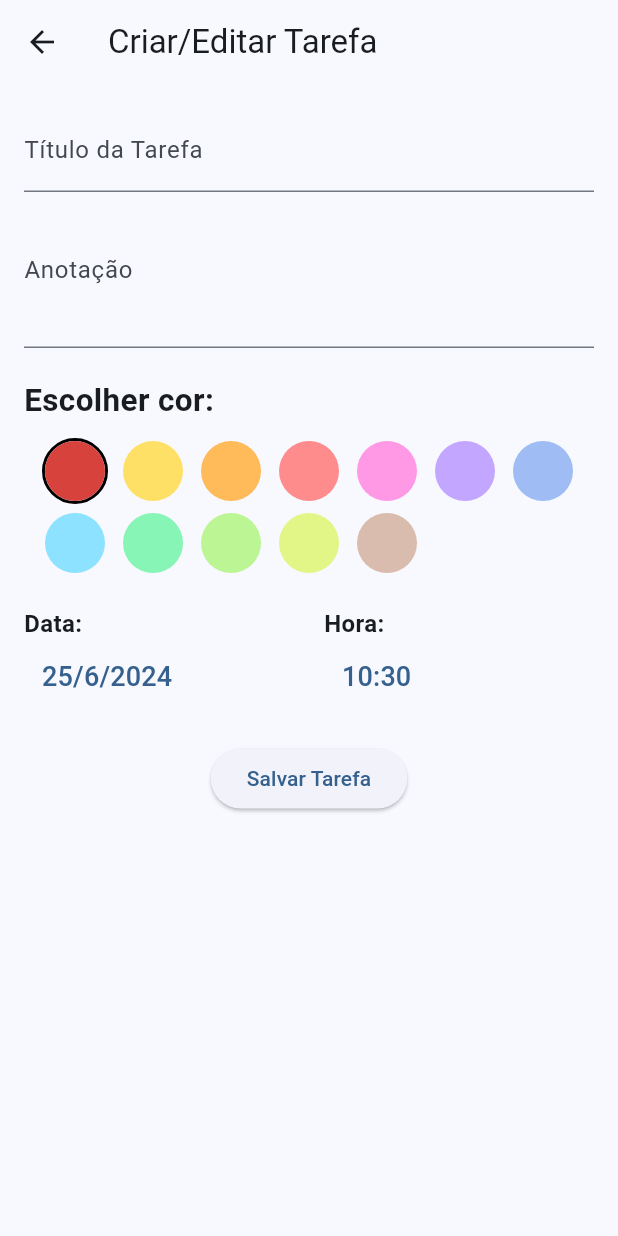
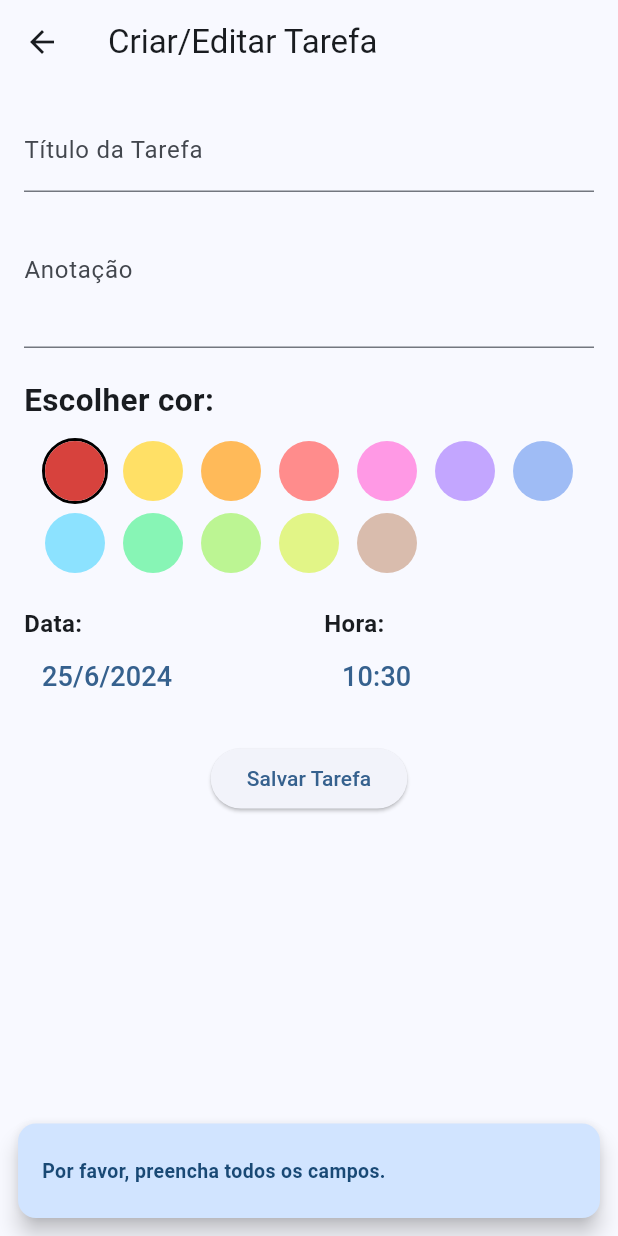
Before and after one commit to leomaiap/TarefasREST, a Flutter app: the NovaTarefa screen opened directly, after a tap on "Salvar Tarefa", on a phone screen of 412 x 824 dp. Run offline on Flutter 3.47's test engine with Material 3 defaults, Android fonts, the phone set to English and light mode, and no system bars; our stand-ins replace table_calendar; network calls fail.

```diff
--- a/CLIENTE FLUTTER/lib/screen/novaTarefa.dart
+++ b/CLIENTE FLUTTER/lib/screen/novaTarefa.dart
@@ -77,6 +77,27 @@ class _NovaTarefaState extends State<NovaTarefa> {
         _selectedTime = pickedTime;
       });
     }
+  }
+
+  void _showSnackbar(String message) {
+    ScaffoldMessenger.of(context).showSnackBar(
+      SnackBar(
+        backgroundColor: Theme.of(context).colorScheme.primaryContainer,
+        content: Padding(
+          padding: const EdgeInsets.symmetric(vertical: 8.0),
+          child: Text(message, style: TextStyle(
+            fontSize: 13,
+            fontWeight: FontWeight.bold,
+            color: Theme.of(context).colorScheme.onPrimaryContainer,
+            )),
+        ),
+        behavior: SnackBarBehavior.floating,
+        shape: RoundedRectangleBorder(
+          borderRadius: BorderRadius.circular(12),
+        ),
+        margin: const EdgeInsets.all(12),
+      ),
+    );
   }
 
   @override
@@ -195,21 +216,37 @@ class _NovaTarefaState extends State<NovaTarefa> {
               Center(
                 child: ElevatedButton(
                   onPressed: () async {
+                    if (_titleController.text.isEmpty || _annotationController.text.isEmpty) {
+                      _showSnackbar('Por favor, preencha todos os campos.');
+                      return;
+                    }
+
+                    final DateTime combinedDateTime = DateTime(
+                      _selectedDate.year,
+                      _selectedDate.month,
+                      _selectedDate.day,
+                      _selectedTime.hour,
+                      _selectedTime.minute,
+                    );
+
                     Task editedTask = Task(
                       id: widget.task?.id ?? Task.generateUniqueId(),
                       title: _titleController.text,
                       annotation: _annotationController.text,
-                      date: _selectedDate.add(Duration(hours: _selectedTime.hour, minutes: _selectedTime.minute)),
+                      date: combinedDateTime,
                       color: _selectedColorIndex,
                       isComplete: widget.task?.isComplete ?? false,
                     );
+
                     if (widget.task == null) {
                       // Cria uma nova tarefa
                       await ApiService.createTask(editedTask);
+                      _showSnackbar('Nova tarefa criada!');
                       print('Nova tarefa criada: $editedTask');
                     } else {
                       // Edita uma tarefa existente
                       await ApiService.updateTask(widget.task!.id, editedTask);
+                      _showSnackbar('Tarefa editada!');
                       print('Tarefa editada: ${editedTask.toString()}');
                     }
                     Navigator.pop(context, true);
```
Also changed, not shown: CLIENTE FLUTTER/lib/screen/mostrarTarefas.dart (+7 -3 lines), CLIENTE FLUTTER/lib/service/apiSevice.dart (+5 -7 lines), CLIENTE FLUTTER/lib/widget/taskWidget.dart (+23 -0 lines).
